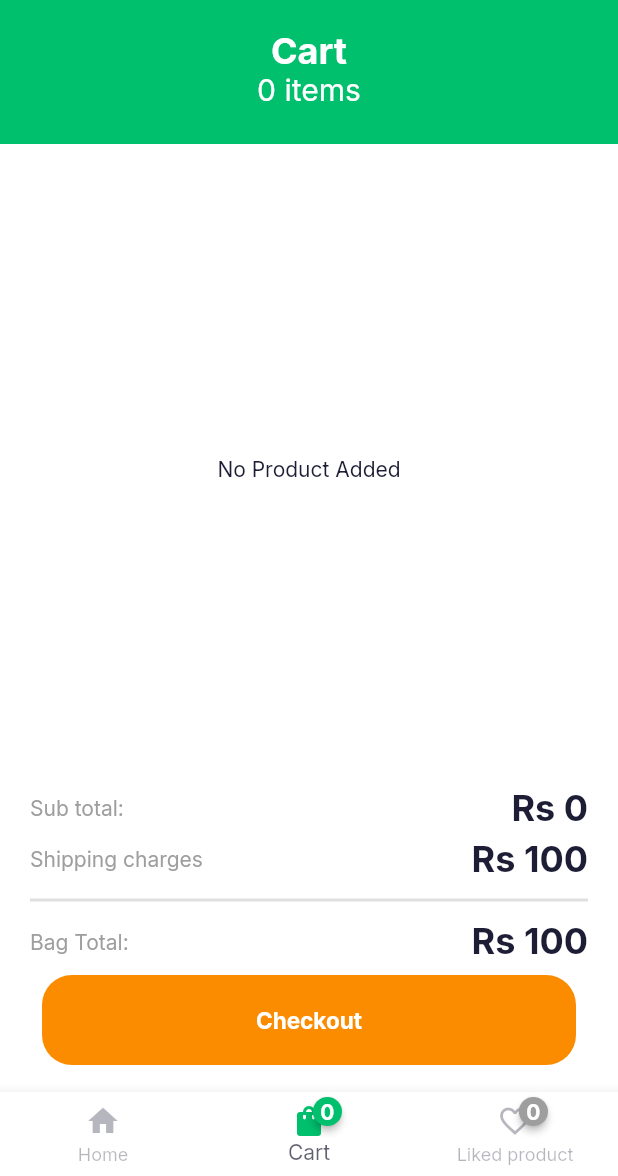
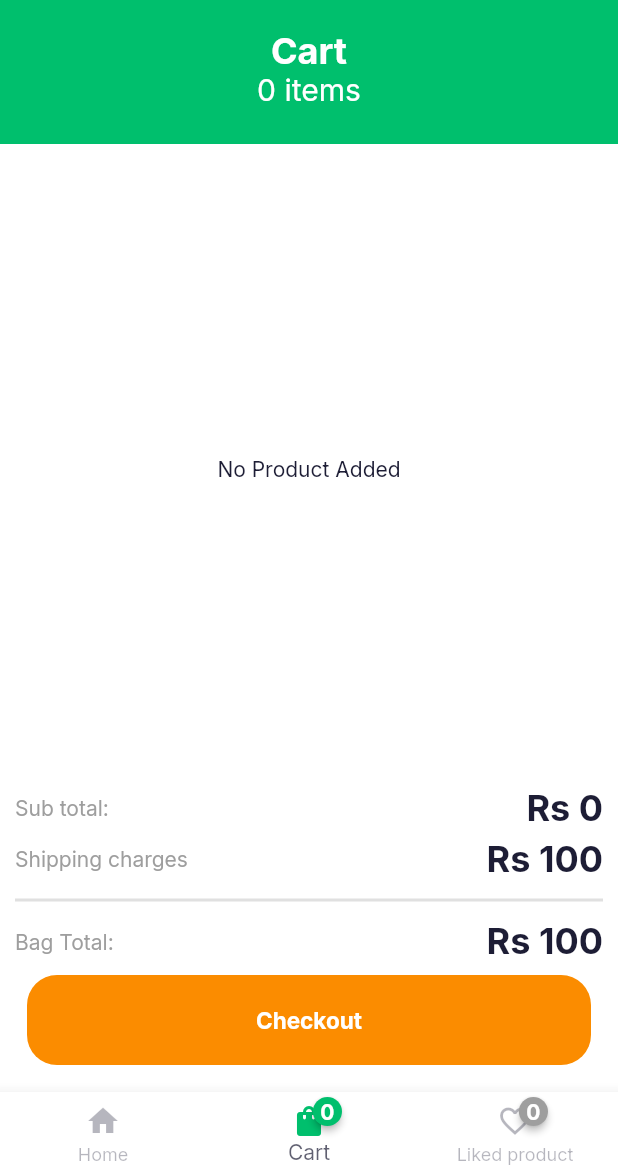
Before and after one commit to ayyysh04/gdsc_appdev_recruitment, a Flutter app: the HomeScreen screen opened by its route, swiped to page 2, on a phone screen of 412 x 824 dp, the part 60-1236 px from its top. Run offline on Flutter 3.47's test engine with Material 2 defaults, Android fonts, the phone set to English and light mode, and no system bars; drawn by our look-alikes of badges; our stand-ins replace animated_splash_screen, flutter_svg, get_it, google_fonts, page_transition, shared_preferences; accounts and stored records are empty.

Commit message:
fixed stack layout issue

```diff
--- a/lib/views/homepage/pages/cart_page.dart
+++ b/lib/views/homepage/pages/cart_page.dart
@@ -47,7 +47,7 @@ class CartPage extends StatelessWidget {
         Expanded(
           flex: 9,
           child: Padding(
-            padding: const EdgeInsets.symmetric(horizontal: 20.0, vertical: 10),
+            padding: const EdgeInsets.symmetric(horizontal: 10.0, vertical: 10),
             child: BaseView<HomeScreenViewModel>(
                 model: model,
                 builder: (context, model, _) {
@@ -76,8 +76,8 @@ class CartPage extends StatelessWidget {
                                                 .productAtIndex(index)
                                                 .productID,
                                             child: Container(
-                                              height: 120,
-                                              width: 120,
+                                              height: 100,
+                                              width: 100,
                                               decoration: BoxDecoration(
                                                   borderRadius:
                                                       BorderRadius.circular(20),
@@ -200,9 +200,6 @@ class CartPage extends StatelessWidget {
                           },
                           child: Container(
                             height: 60,
-                            width: double.infinity,
-                            padding: EdgeInsets.symmetric(
-                                horizontal: 20, vertical: 20),
                             decoration: BoxDecoration(
                               color: Colors.orange[600],
                               borderRadius: BorderRadius.circular(20),
--- a/lib/views/homepage/pages/fav_page.dart
+++ b/lib/views/homepage/pages/fav_page.dart
@@ -47,7 +47,7 @@ class FavPage extends StatelessWidget {
         Expanded(
           flex: 9,
           child: Padding(
-            padding: const EdgeInsets.symmetric(horizontal: 20.0, vertical: 10),
+            padding: const EdgeInsets.symmetric(horizontal: 10.0, vertical: 10),
             child: BaseView<HomeScreenViewModel>(
                 model: model,
                 builder: (context, model, _) {
@@ -78,8 +78,8 @@ class FavPage extends StatelessWidget {
                                                   .productAtIndex(index)
                                                   .productID,
                                               child: Container(
-                                                height: 120,
-                                                width: 120,
+                                                height: 100,
+                                                width: 100,
                                                 decoration: BoxDecoration(
                                                     borderRadius:
                                                         BorderRadius.circular(
```
Also changed, not shown: lib/views/product_view.dart (+11 -5 lines).
